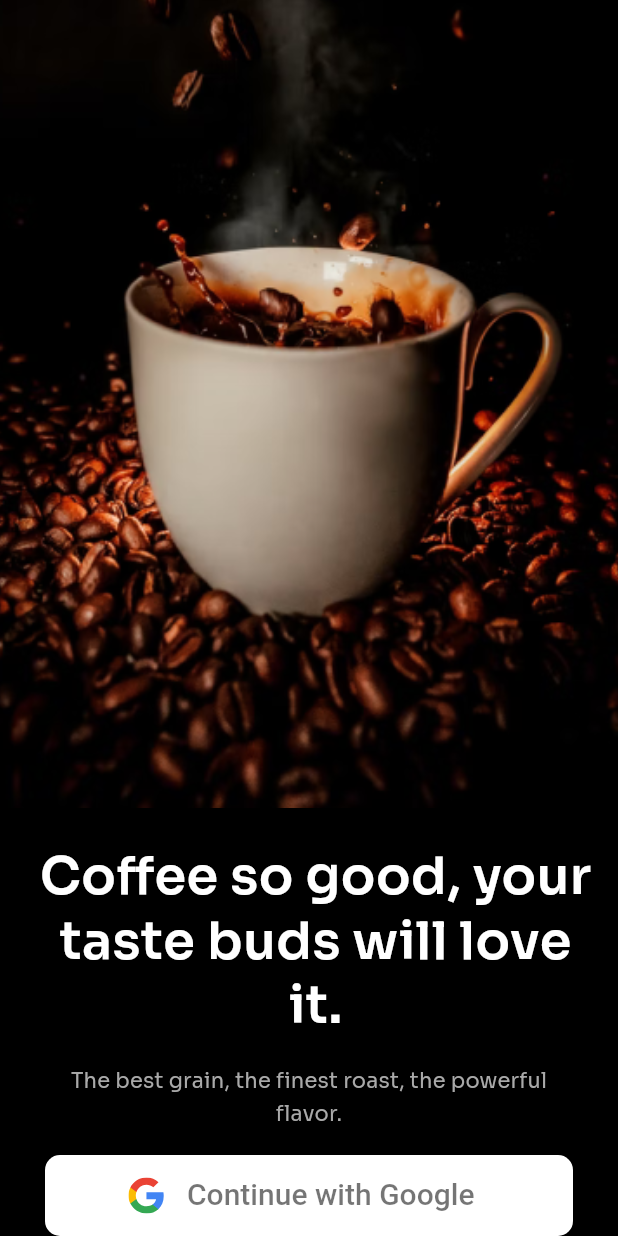
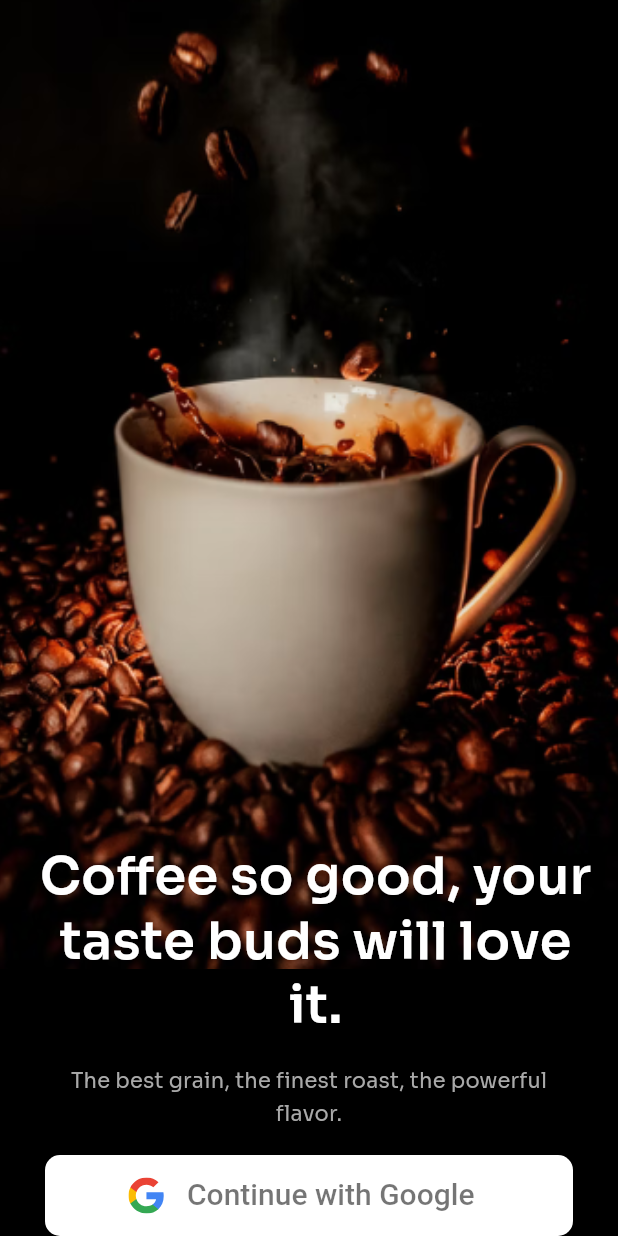
Before and after one commit to yusufsirinn/coffeeshop, a Flutter app: the screen it shows after launch, on a phone screen of 412 x 824 dp. Run offline on Flutter 3.47's test engine with Material 3 defaults, Android fonts, the light colour scheme and no system bars; our stand-ins replace bloc, dio, equatable, flutter_bloc, flutter_map, flutter_svg and 2 more; project files that could hold a hidden picture were left out.

Commit message:
Update login_background_image.dart

```diff
--- a/lib/views/login/bone/login_background_image.dart
+++ b/lib/views/login/bone/login_background_image.dart
@@ -7,18 +7,21 @@ class LoginBackgroundImage extends StatelessWidget {
 
   @override
   Widget build(BuildContext context) {
-    return SizedBox(
-      width: double.infinity,
+    return SizedBox.expand(
       child: ClipRect(
         child: FittedBox(
           fit: BoxFit.fitWidth,
-          child: Align(
-            alignment: Alignment.bottomCenter,
-            heightFactor: .85,
-            widthFactor: .95,
-            child: Center(
-              child: Image.asset(AppImages.coffeeSoGood.png),
-            ),
+          child: Column(
+            children: [
+              Align(
+                alignment: Alignment.bottomCenter,
+                heightFactor: .70,
+                widthFactor: .90,
+                child: Center(
+                  child: Image.asset(AppImages.coffeeSoGood.png),
+                ),
+              ),
+            ],
           ),
         ),
       ),
```
